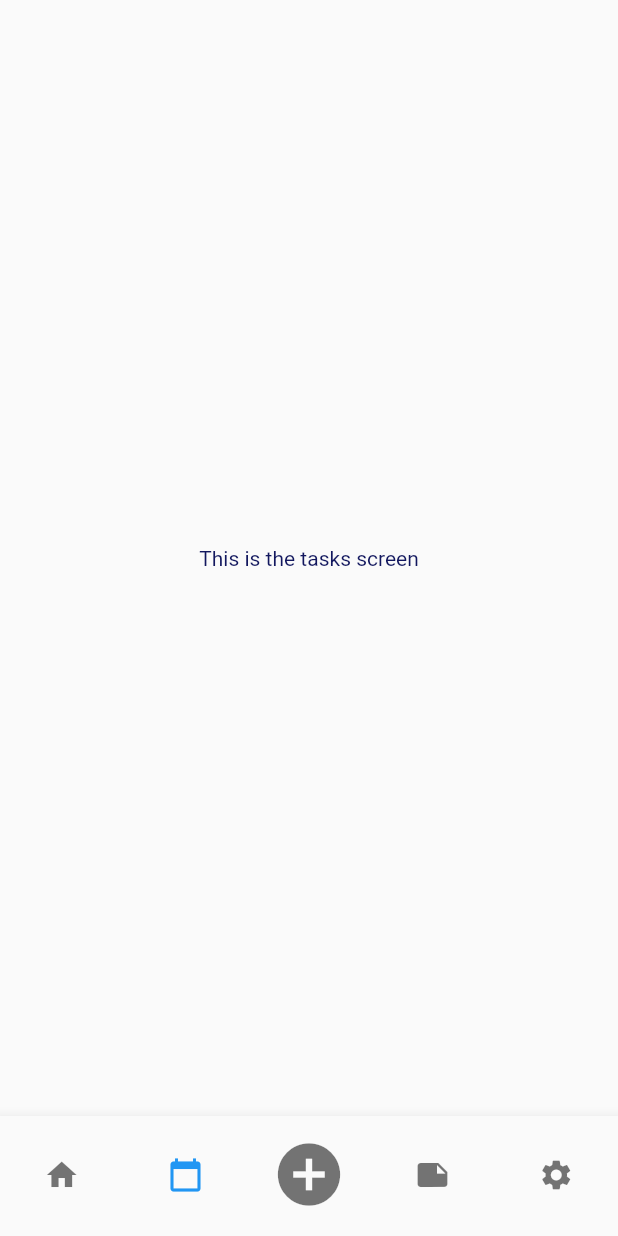
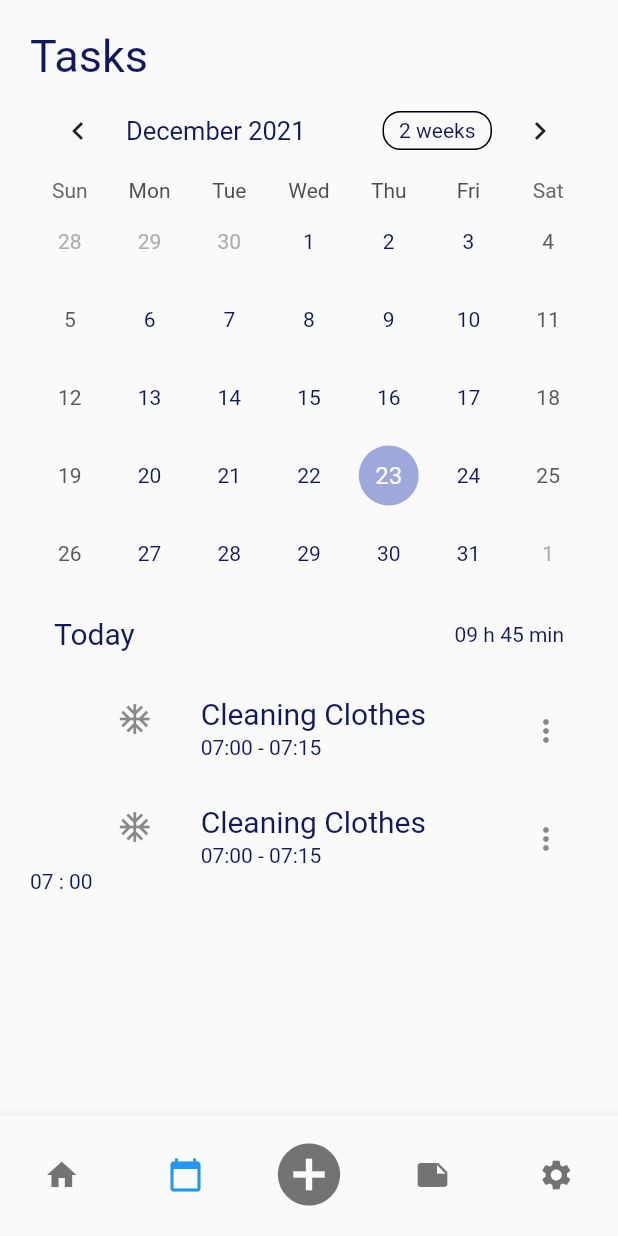
Before and after one commit to mfadlanridho/activity-app-flutter, a Flutter app: the screen it shows after launch, item 2 of the bottom bar chosen, on a phone screen of 412 x 824 dp. Run offline on Flutter 3.47's test engine with Material 2 defaults, Android fonts, the phone set to English and light mode, and no system bars; drawn by our look-alikes of table_calendar.

```diff
--- a/lib/screens/tasks_screen.dart
+++ b/lib/screens/tasks_screen.dart
@@ -1,13 +1,52 @@
 import 'package:flutter/material.dart';
+import 'package:table_calendar/table_calendar.dart';
+import 'package:task_app/widgets/basic_calendar.dart';
+import 'package:task_app/utils.dart';
+import 'package:task_app/widgets/heading_text.dart';
+
+import '../widgets/task_card.dart';
 
 class TasksScreen extends StatelessWidget {
   const TasksScreen({Key? key}) : super(key: key);
 
   @override
   Widget build(BuildContext context) {
-    return Container(
-      child: Center(
-        child: Text('This is the tasks screen'),
+    return SafeArea(
+      child: Padding(
+        padding: kScreenItemsPadding,
+        child: Column(
+          crossAxisAlignment: CrossAxisAlignment.start,
+          children: [
+            HeadingText('Tasks'),
+            TableBasicsExample(),
+            ListTile(
+              leading: Text(
+                'Today',
+                style: TextStyle(
+                  fontSize: 20,
+                ),
+              ),
+              trailing: Text(
+                '09 h 45 min',
+              ),
+            ),
+            Expanded(
+              child: Row(
+                children: [
+                  Text('07 : 00'),
+                  Expanded(
+                    child: ListView.builder(
+                      itemCount: 2,
+                      itemBuilder: (context, index) {
+                        return TaskCard();
+                      },
+                    ),
+                  ),
+                ],
+              ),
+            ),
+          ],
+        ),
       ),
     );
   }
--- /dev/null
+++ b/lib/widgets/basic_calendar.dart
@@ -0,0 +1,57 @@
+// Copyright 2019 Aleksander Woźniak
+// SPDX-License-Identifier: Apache-2.0
+
+import 'package:flutter/material.dart';
+import 'package:table_calendar/table_calendar.dart';
+
+import '../utils.dart';
+
+class TableBasicsExample extends StatefulWidget {
+  @override
+  _TableBasicsExampleState createState() => _TableBasicsExampleState();
+}
+
+class _TableBasicsExampleState extends State<TableBasicsExample> {
+  CalendarFormat _calendarFormat = CalendarFormat.month;
+  DateTime _focusedDay = DateTime.now();
+  DateTime? _selectedDay;
+
+  @override
+  Widget build(BuildContext context) {
+    return TableCalendar(
+      firstDay: kFirstDay,
+      lastDay: kLastDay,
+      focusedDay: _focusedDay,
+      calendarFormat: _calendarFormat,
+      selectedDayPredicate: (day) {
+        // Use `selectedDayPredicate` to determine which day is currently selected.
+        // If this returns true, then `day` will be marked as selected.
+
+        // Using `isSameDay` is recommended to disregard
+        // the time-part of compared DateTime objects.
+        return isSameDay(_selectedDay, day);
+      },
+      onDaySelected: (selectedDay, focusedDay) {
+        if (!isSameDay(_selectedDay, selectedDay)) {
+          // Call `setState()` when updating the selected day
+          setState(() {
+            _selectedDay = selectedDay;
+            _focusedDay = focusedDay;
+          });
+        }
+      },
+      onFormatChanged: (format) {
+        if (_calendarFormat != format) {
+          // Call `setState()` when updating calendar format
+          setState(() {
+            _calendarFormat = format;
+          });
+        }
+      },
+      onPageChanged: (focusedDay) {
+        // No need to call `setState()` here
+        _focusedDay = focusedDay;
+      },
+    );
+  }
+}
--- /dev/null
+++ b/lib/widgets/heading_text.dart
@@ -0,0 +1,16 @@
+import 'package:flutter/material.dart';
+
+class HeadingText extends StatelessWidget {
+  final String text;
+  const HeadingText(this.text, {Key? key}) : super(key: key);
+
+  @override
+  Widget build(BuildContext context) {
+    return Text(
+      text,
+      style: TextStyle(
+        fontSize: 30,
+      ),
+    );
+  }
+}
--- /dev/null
+++ b/lib/widgets/task_card.dart
@@ -0,0 +1,20 @@
+import 'package:flutter/material.dart';
+
+class TaskCard extends StatelessWidget {
+  const TaskCard({Key? key}) : super(key: key);
+
+  @override
+  Widget build(BuildContext context) {
+    return ListTile(
+      leading: Icon(Icons.ac_unit),
+      title: Text(
+        'Cleaning Clothes',
+        style: TextStyle(
+          fontSize: 20,
+        ),
+      ),
+      subtitle: Text('07:00 - 07:15'),
+      trailing: Icon(Icons.more_vert),
+    );
+  }
+}
--- a/pubspec.yaml
+++ b/pubspec.yaml
@@ -35,6 +35,7 @@ dependencies:
   # Use with the CupertinoIcons class for iOS style icons.
   cupertino_icons: ^1.0.2
   flutter_staggered_grid_view: ^0.4.1
+  table_calendar: ^3.0.3
 
 dev_dependencies:
   flutter_test:
```
Also changed, not shown: lib/screens/home_screen.dart (+19 -134 lines), lib/utils.dart (added, +51 -0 lines), pubspec.lock.
